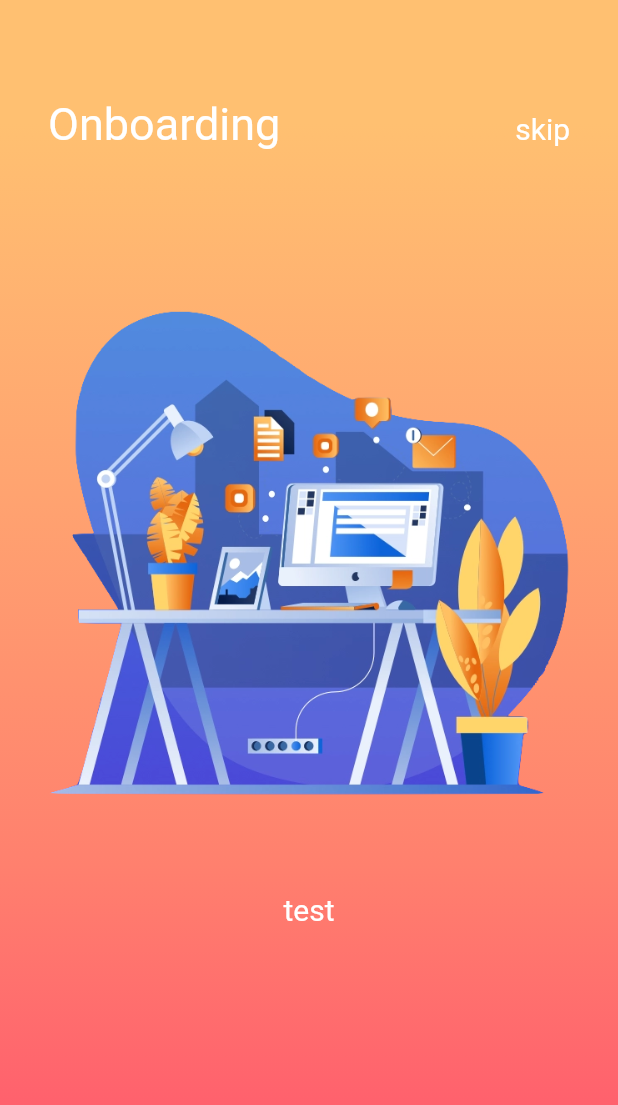
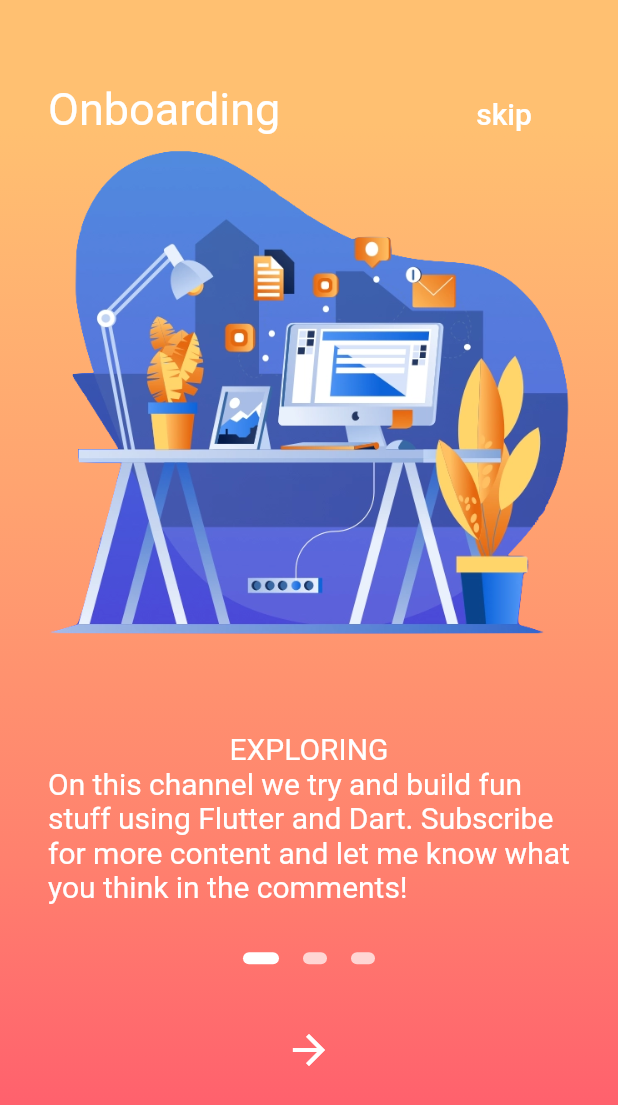
Before and after one commit to AllenXavier/PersonalPassionProject, a Flutter app: the screen it shows after launch, on a phone screen of 412 x 824 dp. Shown: the top 1105 px of the screen. Run offline on Flutter 3.47's test engine with Material 2 defaults, Android fonts, the phone set to English and light mode, and no system bars.

Commit message:
Onboarding mvp finished

```diff
--- a/chatty/lib/screens/onboarding/components/onboard_page.dart
+++ b/chatty/lib/screens/onboarding/components/onboard_page.dart
@@ -1,25 +1,73 @@
+import 'package:chatty/screens/onboarding/data/onboard_page_data.dart';
+import 'package:chatty/screens/onboarding/models/onboard_page_model.dart';
 import 'package:flutter/material.dart';
 
+
 class OnboardPage extends StatefulWidget {
+
+  final PageController pageController;
+  final OnboardPageModel pageModel;
+  const OnboardPage(
+      {Key key, @required this.pageModel, @required this.pageController})
+      : super(key: key);
+
+
   @override
   _OnboardPageState createState() => _OnboardPageState();
 }
 
 class _OnboardPageState extends State<OnboardPage> {
+
+  _nextButtonPressed() {
+   print('button pressed');
+   widget.pageController.nextPage(
+     duration: Duration(
+       milliseconds: 500,
+     ),
+     curve: Curves.fastLinearToSlowEaseIn,
+   );
+  }
+
+  final int _numPages = onboardData.length;
+
+
   @override
   Widget build(BuildContext context) {
-    return Center(
-      child: Container(
+    var _currentPage = widget.pageModel.pageNumber;
+
+    Widget _indicator(bool isActive) {
+      return AnimatedContainer(
+        duration: Duration(milliseconds: 150),
+        margin: EdgeInsets.symmetric(horizontal: 8.0),
+        height: 8.0,
+        width: isActive ? 24.0 : 16.0,
+        decoration: BoxDecoration(
+          color: isActive ? Colors.white : Colors.white70,
+          borderRadius: BorderRadius.all(Radius.circular(12)),
+        ),
+      );
+    }
+
+    List<Widget> _buildPageIndicator() {
+      List<Widget> list = [];
+      for (int i = 0; i < _numPages; i++) {
+        list.add(i == _currentPage ? _indicator(true) : _indicator(false));
+      }
+      return list;
+    }
+
+    return Scaffold(
+      body: Container(
           decoration: BoxDecoration(
             gradient: LinearGradient(
               begin: Alignment.topCenter,
               end: Alignment.bottomCenter,
               stops: [0.1, 0.4, 0.7, 0.9],
               colors: [
-                Color(0xFFFFC071),
-                Color(0xFFFFA370),
-                Color(0xFFFF806E),
-                Color(0xFFFF606D),
+                widget.pageModel.gradientColor1,
+                widget.pageModel.gradientColor2,
+                widget.pageModel.gradientColor3,
+                widget.pageModel.gradientColor4,
               ],
             ),
           ),
@@ -29,20 +77,78 @@ class _OnboardPageState extends State<OnboardPage> {
             children: <Widget>[
               Padding(
                 padding: EdgeInsets.all(32.0),
-              child: Image.asset('assets/images/onboarding0.png'),
+                child: Image.asset(widget.pageModel.imagePath),
               ),
               Padding(
                 padding: EdgeInsets.all(32.0),
-              child: Text('test',
+                child: Container(
+                  child: Column(
+                    children: <Widget>[
+                      Text(widget.pageModel.caption,
                         style: TextStyle(
                           color: Colors.white,
                           fontSize: 20.0,
                         ),
                       ),
+                      Text(widget.pageModel.description,
+                        style: TextStyle(
+                          color: Colors.white,
+                          fontSize: 20.0,
+                        ),
+                      ),
+                    ],
+                  ),
+                )
+              ),
+
+              Row(
+                mainAxisAlignment: MainAxisAlignment.center,
+                children: _buildPageIndicator(),
+              ),
+              Padding(
+                padding: const EdgeInsets.all(32.0),
+                child: _currentPage != _numPages - 1
+                    ? Container(
+                  color: Colors.transparent,
+                  width: 50.0,
+                  height: 50.0,
+                  child: IconButton(
+                    icon: Icon(
+                      Icons.arrow_forward,
+                      color: Colors.white,
+                      size: 32,
+                    ),
+                    onPressed: _nextButtonPressed,
+                  ),
+                )
+                    : Text(''),
               ),
             ],
           )
       ),
+      bottomSheet: _currentPage == _numPages - 1
+          ? Container(
+        height: 100.0,
+        width: double.infinity,
+        color: Colors.white,
+        child: GestureDetector(
+          onTap: () => print('Get started'),
+          child: Center(
+            child: Padding(
+              padding: EdgeInsets.only(bottom: 30.0),
+              child: Text(
+                'Get started',
+                style: TextStyle(
+                  color: Color(0xFF5B16D0),
+                  fontSize: 20.0,
+                  fontWeight: FontWeight.bold,
+                ),
+              ),
+            ),
+          ),
+        ),
+      )
+          : Text(''),
     );
   }
 }
--- /dev/null
+++ b/chatty/lib/screens/onboarding/data/onboard_page_data.dart
@@ -0,0 +1,38 @@
+import 'dart:ui';
+import 'package:chatty/screens/onboarding/models/onboard_page_model.dart';
+
+List<OnboardPageModel> onboardData  = [
+    OnboardPageModel(
+      Color(0xFFFFC071),
+      Color(0xFFFFA370),
+      Color(0xFFFF806E),
+      Color(0xFFFF606D),
+      0,
+      'assets/images/onboarding0.png',
+      'EXPLORING',
+      'FLUTTER',
+      'On this channel we try and build fun stuff using Flutter and Dart. Subscribe for more content and let me know what you think in the comments!',
+    ),
+    OnboardPageModel(
+      Color(0xFF3594DD),
+      Color(0xFF4563DB),
+      Color(0xFF5036D5),
+      Color(0xFF5B16D0),
+      1,
+      'assets/images/onboarding1.png',
+      'ANIMATING',
+      'FLARE',
+      'Making Flare animations and incorporating it into Flutter. Mobile animations have never been so easy!',
+    ),
+    OnboardPageModel(
+      Color(0xFFFFC071),
+      Color(0xFFFFA370),
+      Color(0xFFFF806E),
+      Color(0xFFFF606D),
+      2,
+      'assets/images/onboarding2.png',
+      'DESIGN AND',
+      'ANIMATION',
+      'Recreating and imagining our own designs and animations to create custom effects and widgets.',
+    ),
+  ];
--- /dev/null
+++ b/chatty/lib/screens/onboarding/models/onboard_page_model.dart
@@ -0,0 +1,16 @@
+import 'dart:ui';
+
+class OnboardPageModel {
+  final Color gradientColor1;
+  final Color gradientColor2;
+  final Color gradientColor3;
+  final Color gradientColor4;
+  final int pageNumber;
+  final String imagePath;
+  final String caption;
+  final String subhead;
+  final String description;
+
+  OnboardPageModel(this.gradientColor1, this.gradientColor2, this.gradientColor3, this.gradientColor4, this.pageNumber, this.imagePath,
+      this.caption, this.subhead, this.description);
+}
--- a/chatty/lib/screens/onboarding/onboarding_screen.dart
+++ b/chatty/lib/screens/onboarding/onboarding_screen.dart
@@ -1,16 +1,32 @@
 import 'package:chatty/screens/onboarding/components/onboard_page.dart';
+import 'package:chatty/screens/onboarding/data/onboard_page_data.dart';
+
 import 'package:flutter/material.dart';
 
 class Onboarding extends StatelessWidget {
+
+  final PageController pageController = PageController();
+
+  _skipButtonPressed() {
+    print('button pressed');
+    pageController.jumpToPage(
+      2,
+    );
+  }
+
   @override
   Widget build(BuildContext context) {
     return Stack(
       children: <Widget>[
 
         PageView.builder(
-          itemCount: 4,
+          controller: pageController,
+          itemCount: onboardData.length,
           itemBuilder: (context, index) {
-            return OnboardPage();
+            return OnboardPage(
+              pageController: pageController,
+              pageModel:  onboardData[index],
+            );
           },
         ),
         Container(
@@ -35,11 +51,14 @@ class Onboarding extends StatelessWidget {
 
                 Padding(
                   padding: const EdgeInsets.only(right: 32.0),
-                  child: Text('skip',
-                    style: TextStyle(
-                      color: Colors.white,
-                      fontSize: 20.0,
+                  child: FlatButton(
+                    child: Text('skip',
+                      style: TextStyle(
+                        color: Colors.white,
+                        fontSize: 20.0,
+                      ),
                     ),
+                    onPressed: _skipButtonPressed ,
                   ),
                 ),
               ],
```
Also changed, not shown: 1 other file. Lines whose indentation alone changed are shown as unchanged.
